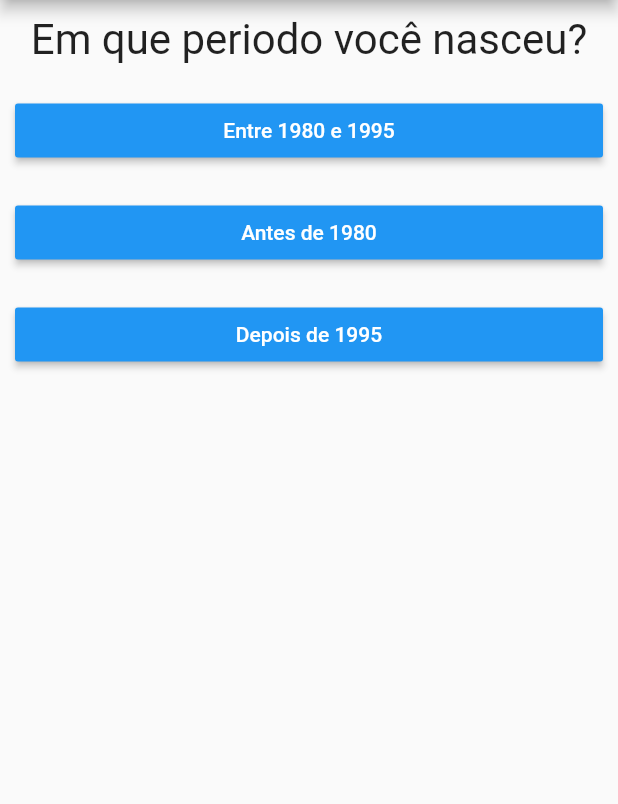
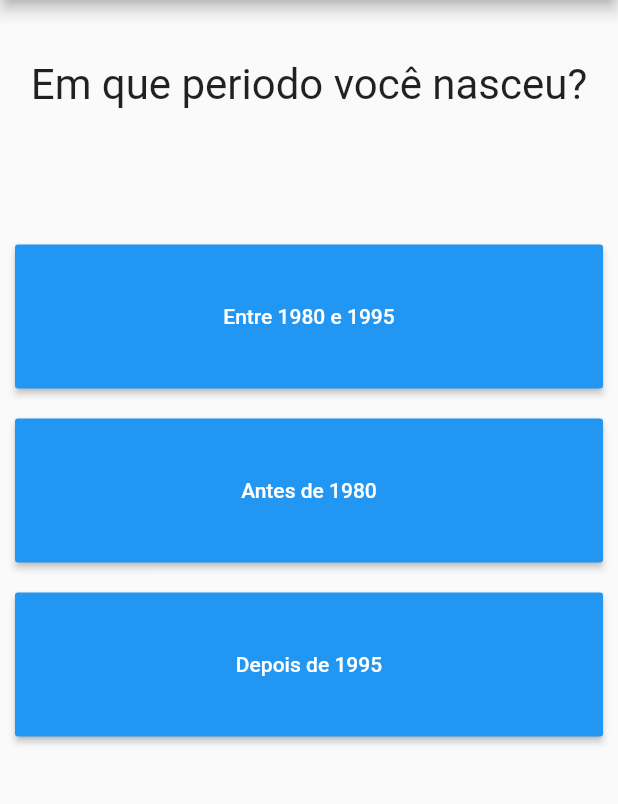
Before and after one commit to Oicak/Flutter_VcEhCringe, a Flutter app: the screen it shows after launch, on a phone screen of 412 x 824 dp, the part 84-888 px from its top. Run offline on Flutter 3.47's test engine with Material 2 defaults, Android fonts, the phone set to English and light mode, and no system bars.

```diff
--- a/perguntas/lib/main.dart
+++ b/perguntas/lib/main.dart
@@ -62,8 +62,8 @@ class _PerguntaAppState extends State<PerguntaApp> {
     }
   ];
 
-  Widget teste(_indice, _perguntaSelecionada, perguntas, _respostaFalse,
-      _respostaVerdadeira, _resetMain) {
+  Widget perguntaEResposta(_indice, _perguntaSelecionada, perguntas,
+      _respostaFalse, _respostaVerdadeira, _resetMain) {
     if (_indice == true && _perguntaSelecionada < 4) {
       return Column(
         children: [
@@ -89,8 +89,8 @@ class _PerguntaAppState extends State<PerguntaApp> {
           title:
               Align(alignment: Alignment.center, child: Text('VOCÊ É CRINGE?')),
         ),
-        body: teste(_indice, _perguntaSelecionada, perguntas, _respostaFalse,
-            _respostaVerdadeira, _resetMain));
+        body: perguntaEResposta(_indice, _perguntaSelecionada, perguntas,
+            _respostaFalse, _respostaVerdadeira, _resetMain));
     return MaterialApp(
       home: scaffold,
     );
--- a/perguntas/lib/questao.dart
+++ b/perguntas/lib/questao.dart
@@ -9,7 +9,7 @@ class Questao extends StatelessWidget {
   Widget build(BuildContext context) {
     return Container(
       width: double.infinity,
-      margin: EdgeInsets.all(10),
+      margin: EdgeInsets.fromLTRB(10, 40, 10, 80),
       child: Text(texto,
           style: TextStyle(fontSize: 28), textAlign: TextAlign.center),
     );
--- a/perguntas/lib/reposta.dart
+++ b/perguntas/lib/reposta.dart
@@ -12,6 +12,7 @@ class Resposta extends StatelessWidget {
       width: double.infinity,
       padding: EdgeInsets.all(10),
       child: RaisedButton(
+        padding: EdgeInsets.all(40),
         onPressed: quandoSelecionado,
         child: Text(texto),
         color: Colors.blue,
```
